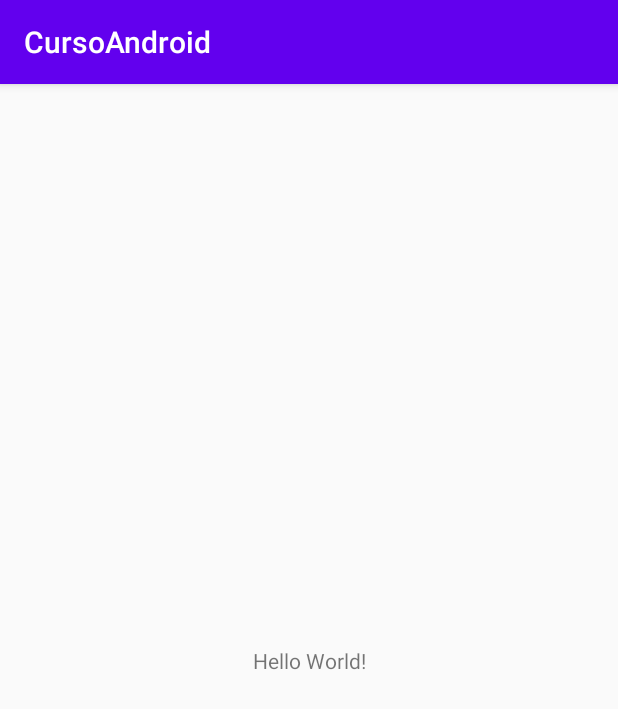
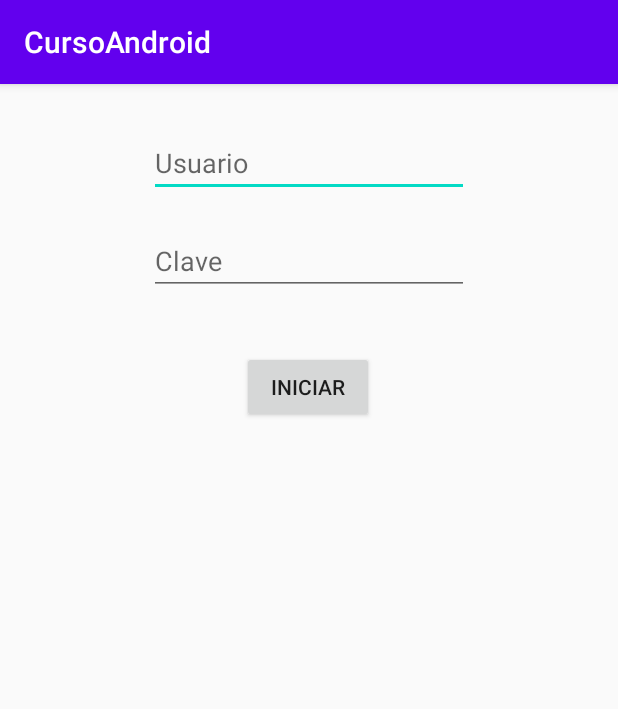
Before and after one commit to fdol1/CursoAndroidOld, an Android app: the screen it shows after launch (MainActivity), on a phone screen of 412 x 824 dp. Shown: the top 709 px of the screen. Run offline under Robolectric (Android 15) with nearby library versions, the phone set to English and light mode, and no system bars.

Commit message:
paso de una actividad a otro con cadena de texto

```diff
--- a/app/src/main/AndroidManifest.xml
+++ b/app/src/main/AndroidManifest.xml
@@ -9,6 +9,7 @@
         android:roundIcon="@mipmap/ic_launcher_round"
         android:supportsRtl="true"
         android:theme="@style/AppTheme">
+        <activity android:name=".HomeActivity"></activity>
         <activity android:name=".MainActivity">
             <intent-filter>
                 <action android:name="android.intent.action.MAIN" />
--- a/app/src/main/java/com/example/lfpu/cursoandroid/MainActivity.java
+++ b/app/src/main/java/com/example/lfpu/cursoandroid/MainActivity.java
@@ -2,13 +2,39 @@ package com.example.lfpu.cursoandroid;
 
 import androidx.appcompat.app.AppCompatActivity;
 
+import android.content.Intent;
 import android.os.Bundle;
+import android.util.Log;
+import android.view.View;
+import android.widget.Button;
+import android.widget.TextView;
 
-public class MainActivity extends AppCompatActivity {
+public class MainActivity extends AppCompatActivity implements View.OnClickListener{
+
+    Button btnIniciar;
+    TextView edtUsuario, edtClave;
 
     @Override
     protected void onCreate(Bundle savedInstanceState) {
         super.onCreate(savedInstanceState);
         setContentView(R.layout.activity_main);
+
+        btnIniciar = findViewById(R.id.btn_iniciar);
+        edtUsuario = findViewById(R.id.edt_usuario);
+        edtClave = findViewById(R.id.edt_clave);
+
+        btnIniciar.setOnClickListener(this);
+    }
+
+    @Override
+    public void onClick(View v) {
+        Log.i("APP","on click");
+        String email = edtUsuario.getText().toString();
+        String clave = edtClave.getText().toString();
+        if(!email.isEmpty() && !clave.isEmpty()){
+            Intent intentLogin = new Intent(this,HomeActivity.class);
+            intentLogin.putExtra("email",email);
+            startActivity(intentLogin);
+        }
     }
 }
--- a/app/src/main/res/layout/activity_main.xml
+++ b/app/src/main/res/layout/activity_main.xml
@@ -6,13 +6,41 @@
     android:layout_height="match_parent"
     tools:context=".MainActivity">
 
-    <TextView
+    <Button
+        android:id="@+id/btn_iniciar"
         android:layout_width="wrap_content"
         android:layout_height="wrap_content"
-        android:text="Hello World!"
+        android:text="@string/btn_iniciar"
         app:layout_constraintBottom_toBottomOf="parent"
-        app:layout_constraintLeft_toLeftOf="parent"
-        app:layout_constraintRight_toRightOf="parent"
+        app:layout_constraintEnd_toEndOf="parent"
+        app:layout_constraintHorizontal_bias="0.498"
+        app:layout_constraintStart_toStartOf="parent"
+        app:layout_constraintTop_toTopOf="parent"
+        app:layout_constraintVertical_bias="0.247" />
+
+    <EditText
+        android:id="@+id/edt_usuario"
+        android:layout_width="wrap_content"
+        android:layout_height="wrap_content"
+        android:layout_marginTop="30dp"
+        android:ems="10"
+        android:hint="@string/edt_usuario"
+        android:inputType="textPersonName"
+        app:layout_constraintEnd_toEndOf="parent"
+        app:layout_constraintStart_toStartOf="parent"
         app:layout_constraintTop_toTopOf="parent" />
 
+    <EditText
+        android:id="@+id/edt_clave"
+        android:layout_width="wrap_content"
+        android:layout_height="wrap_content"
+        android:layout_marginTop="20dp"
+        android:ems="10"
+        android:hint="@string/edt_clave"
+        android:inputType="textPersonName"
+        app:layout_constraintEnd_toEndOf="parent"
+        app:layout_constraintStart_toStartOf="parent"
+        app:layout_constraintTop_toBottomOf="@+id/edt_usuario" />
+
+
 </androidx.constraintlayout.widget.ConstraintLayout>
--- a/app/src/main/res/values/strings.xml
+++ b/app/src/main/res/values/strings.xml
@@ -1,3 +1,7 @@
 <resources>
     <string name="app_name">CursoAndroid</string>
+
+    <string name="btn_iniciar">Iniciar</string>
+    <string name="edt_usuario">Usuario</string>
+    <string name="edt_clave">Clave</string>
 </resources>
```
Also changed, not shown: app/src/main/java/com/example/lfpu/cursoandroid/HomeActivity.java (added, +22 -0 lines), app/src/main/res/layout/activity_home.xml (added, +18 -0 lines).
